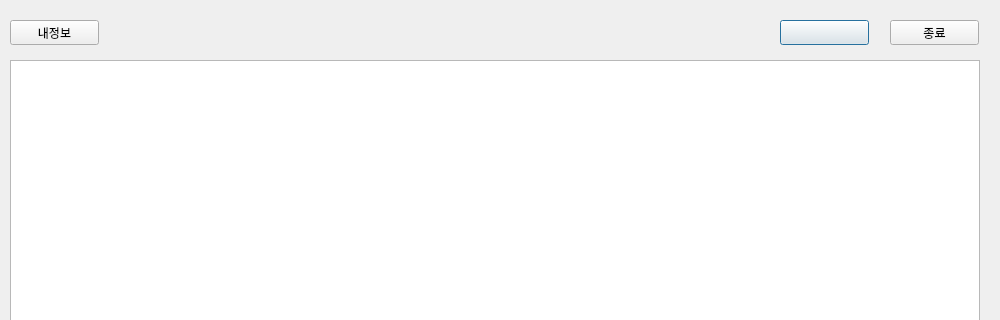
mssung34/Yanolja, file Yanolja_clnt1/tour_list.ui: the form before one commit; both pictures show x 0 to 1000 and y 0 to 320 of the 1000 by 550 pixel window.
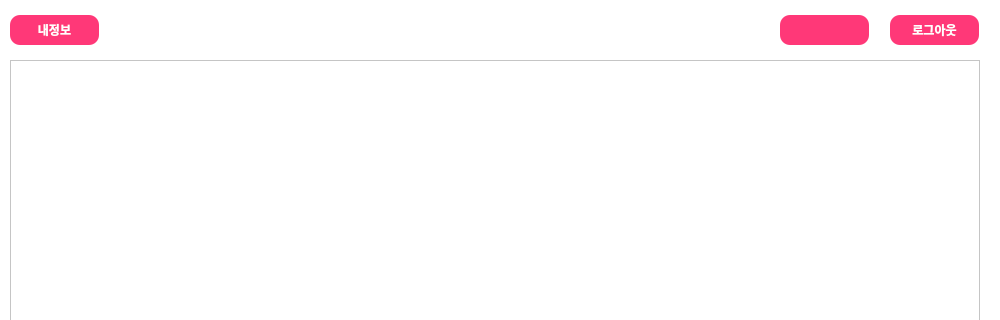
The form after the commit.

What changed in the file:
```diff
--- a/Yanolja_clnt1/tour_list.ui
+++ b/Yanolja_clnt1/tour_list.ui
@@ -11,17 +11,39 @@
    </rect>
   </property>
   <property name="windowTitle">
-   <string>Dialog</string>
+   <string/>
+  </property>
+  <property name="styleSheet">
+   <string notr="true">background-color: rgb(255, 255, 255);</string>
   </property>
   <widget class="QPushButton" name="slt_btn">
    <property name="geometry">
     <rect>
      <x>780</x>
-     <y>20</y>
+     <y>15</y>
      <width>89</width>
-     <height>25</height>
+     <height>30</height>
     </rect>
    </property>
+   <property name="font">
+    <font>
+     <family>Sans</family>
+     <weight>75</weight>
+     <bold>true</bold>
+    </font>
+   </property>
+   <property name="styleSheet">
+    <string notr="true">QPushButton{
+	background-color: rgb(255, 56, 120);
+	color: rgb(255, 255, 255);
+    border-radius: 10px;
+}
+QPushButton:hover{
+	background-color: rgb(255, 255, 255);
+	color: rgb(255, 56, 120);
+    border-radius: 10px;
+}</string>
+   </property>
    <property name="text">
     <string/>
    </property>
@@ -30,13 +52,32 @@
    <property name="geometry">
     <rect>
      <x>890</x>
-     <y>20</y>
+     <y>15</y>
      <width>89</width>
-     <height>25</height>
+     <height>30</height>
     </rect>
    </property>
+   <property name="font">
+    <font>
+     <family>Sans</family>
+     <weight>75</weight>
+     <bold>true</bold>
+    </font>
+   </property>
+   <property name="styleSheet">
+    <string notr="true">QPushButton{
+	background-color: rgb(255, 56, 120);
+	color: rgb(255, 255, 255);
+    border-radius: 10px;
+}
+QPushButton:hover{
+	background-color: rgb(255, 255, 255);
+	color: rgb(255, 56, 120);
+    border-radius: 10px;
+}</string>
+   </property>
    <property name="text">
-    <string>종료</string>
+    <string>로그아웃</string>
    </property>
   </widget>
   <widget class="QTableWidget" name="list">
@@ -68,11 +109,30 @@
    <property name="geometry">
     <rect>
      <x>10</x>
-     <y>20</y>
+     <y>15</y>
      <width>89</width>
-     <height>25</height>
+     <height>30</height>
     </rect>
    </property>
+   <property name="font">
+    <font>
+     <family>Sans</family>
+     <weight>75</weight>
+     <bold>true</bold>
+    </font>
+   </property>
+   <property name="styleSheet">
+    <string notr="true">QPushButton{
+	background-color: rgb(255, 56, 120);
+	color: rgb(255, 255, 255);
+    border-radius: 10px;
+}
+QPushButton:hover{
+	background-color: rgb(255, 255, 255);
+	color: rgb(255, 56, 120);
+    border-radius: 10px;
+}</string>
+   </property>
    <property name="text">
     <string>내정보</string>
    </property>
```
